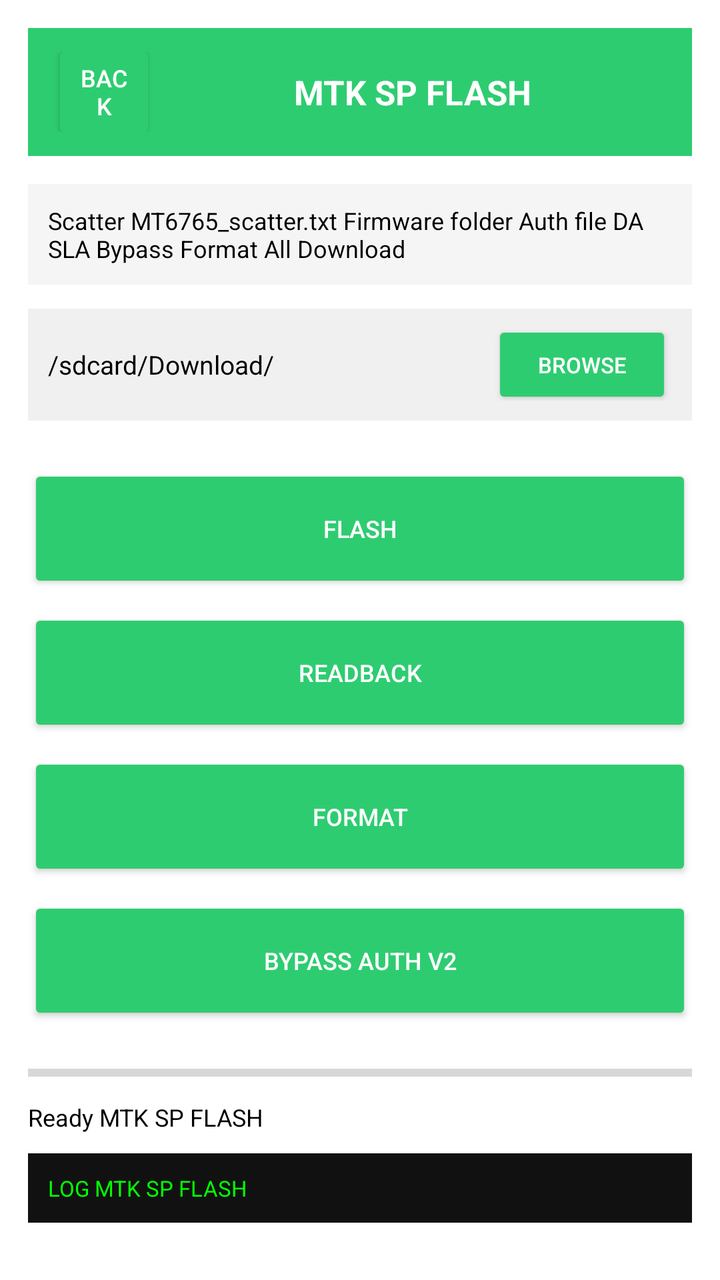
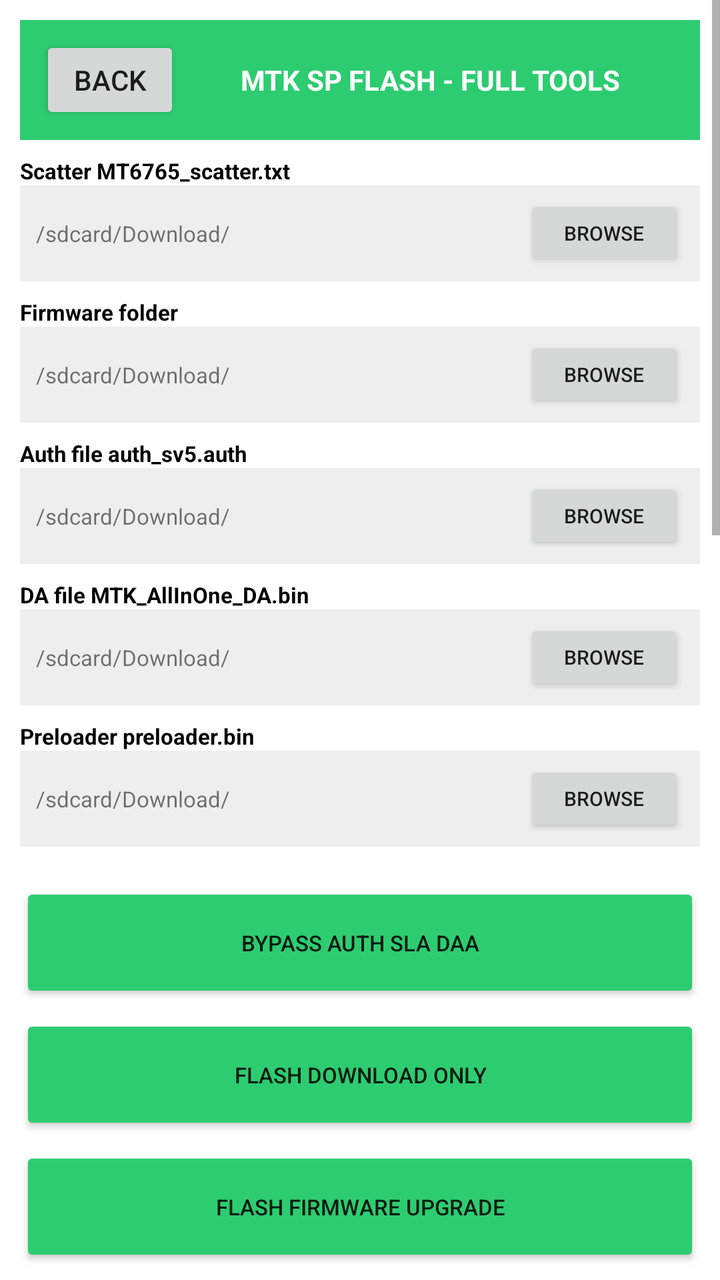

An Android layout rendered at two revisions. The XML below is the earlier revision; the diff shows what the commit changed to produce the second picture.
<!-- AndroidManifest.xml: application theme Theme.OTGFlasher -->
<!-- res/layout/activity_mtk.xml -->
<?xml version="1.0" encoding="utf-8"?>
<ScrollView xmlns:android="http://schemas.android.com/apk/res/android" android:layout_width="match_parent" android:layout_height="match_parent" android:background="#FFFFFF"><LinearLayout android:orientation="vertical" android:layout_width="match_parent" android:layout_height="wrap_content" android:padding="14dp"><LinearLayout android:orientation="horizontal" android:layout_width="match_parent" android:layout_height="64dp" android:background="#2ECC71" android:gravity="center_vertical" android:padding="12dp"><Button android:id="@+id/btnBack" android:layout_width="52dp" android:layout_height="52dp" android:text="BACK" android:textColor="#FFFFFF" android:backgroundTint="#2ECC71" android:textSize="12sp"/><TextView android:layout_width="0dp" android:layout_weight="1" android:layout_height="wrap_content" android:text="MTK SP FLASH" android:textSize="17sp" android:textStyle="bold" android:textColor="#FFFFFF" android:gravity="center"/></LinearLayout><TextView android:layout_width="match_parent" android:layout_height="wrap_content" android:text="Scatter MT6765_scatter.txt Firmware folder Auth file DA SLA Bypass Format All Download" android:textSize="12sp" android:textColor="#000000" android:layout_marginTop="14dp" android:background="#F5F5F5" android:padding="10dp"/><LinearLayout android:orientation="horizontal" android:layout_width="match_parent" android:layout_height="56dp" android:background="#F0F0F0" android:gravity="center_vertical" android:padding="10dp" android:layout_marginTop="12dp"><TextView android:id="@+id/txtFile" android:layout_width="0dp" android:layout_weight="1" android:layout_height="wrap_content" android:text="/sdcard/Download/" android:textSize="13sp" android:textColor="#000000"/><Button android:id="@+id/btnBrowse" android:layout_width="90dp" android:layout_height="44dp" android:text="BROWSE" android:textColor="#FFFFFF" android:backgroundTint="#2ECC71" android:textSize="11sp"/></LinearLayout><LinearLayout android:orientation="vertical" android:layout_width="match_parent" android:layout_height="wrap_content" android:layout_marginTop="14dp"><Button android:id="@+id/btn0" android:layout_width="match_parent" android:layout_height="64dp" android:text="FLASH" android:textColor="#FFFFFF" android:backgroundTint="#2ECC71" android:textSize="12sp" android:layout_marginTop="8dp"/><Button android:id="@+id/btn1" android:layout_width="match_parent" android:layout_height="64dp" android:text="READBACK" android:textColor="#FFFFFF" android:backgroundTint="#2ECC71" android:textSize="12sp" android:layout_marginTop="8dp"/><Button android:id="@+id/btn2" android:layout_width="match_parent" android:layout_height="64dp" android:text="FORMAT" android:textColor="#FFFFFF" android:backgroundTint="#2ECC71" android:textSize="12sp" android:layout_marginTop="8dp"/><Button android:id="@+id/btn3" android:layout_width="match_parent" android:layout_height="64dp" android:text="BYPASS AUTH V2" android:textColor="#FFFFFF" android:backgroundTint="#2ECC71" android:textSize="12sp" android:layout_marginTop="8dp"/></LinearLayout><ProgressBar android:id="@+id/progressBar" style="?android:attr/progressBarStyleHorizontal" android:layout_width="match_parent" android:layout_height="16dp" android:max="100" android:progress="0" android:progressTint="#2ECC71" android:layout_marginTop="16dp"/><TextView android:id="@+id/txtDetail" android:layout_width="match_parent" android:layout_height="wrap_content" android:text="Ready MTK SP FLASH" android:textSize="12sp" android:textColor="#000000" android:layout_marginTop="6dp"/><TextView android:id="@+id/logView" android:layout_width="match_parent" android:layout_height="wrap_content" android:background="#111111" android:textColor="#00FF00" android:textSize="11sp" android:padding="10dp" android:layout_marginTop="10dp" android:text="LOG MTK SP FLASH"/></LinearLayout></ScrollView>
<!-- resources referenced by this layout -->
<resources>
  <style name="Theme.OTGFlasher" parent="android:Theme.Material.Light.NoActionBar" />
</resources>

<!-- the commit's change to res/layout/activity_mtk.xml (unified diff, before → after) -->
@@ -1,2 +1,33 @@
 <?xml version="1.0" encoding="utf-8"?>
-<ScrollView xmlns:android="http://schemas.android.com/apk/res/android" android:layout_width="match_parent" android:layout_height="match_parent" android:background="#FFFFFF"><LinearLayout android:orientation="vertical" android:layout_width="match_parent" android:layout_height="wrap_content" android:padding="14dp"><LinearLayout android:orientation="horizontal" android:layout_width="match_parent" android:layout_height="64dp" android:background="#2ECC71" android:gravity="center_vertical" android:padding="12dp"><Button android:id="@+id/btnBack" android:layout_width="52dp" android:layout_height="52dp" android:text="BACK" android:textColor="#FFFFFF" android:backgroundTint="#2ECC71" android:textSize="12sp"/><TextView android:layout_width="0dp" android:layout_weight="1" android:layout_height="wrap_content" android:text="MTK SP FLASH" android:textSize="17sp" android:textStyle="bold" android:textColor="#FFFFFF" android:gravity="center"/></LinearLayout><TextView android:layout_width="match_parent" android:layout_height="wrap_content" android:text="Scatter MT6765_scatter.txt Firmware folder Auth file DA SLA Bypass Format All Download" android:textSize="12sp" android:textColor="#000000" android:layout_marginTop="14dp" android:background="#F5F5F5" android:padding="10dp"/><LinearLayout android:orientation="horizontal" android:layout_width="match_parent" android:layout_height="56dp" android:background="#F0F0F0" android:gravity="center_vertical" android:padding="10dp" android:layout_marginTop="12dp"><TextView android:id="@+id/txtFile" android:layout_width="0dp" android:layout_weight="1" android:layout_height="wrap_content" android:text="/sdcard/Download/" android:textSize="13sp" android:textColor="#000000"/><Button android:id="@+id/btnBrowse" android:layout_width="90dp" android:layout_height="44dp" android:text="BROWSE" android:textColor="#FFFFFF" android:backgroundTint="#2ECC71" android:textSize="11sp"/></LinearLayout><LinearLayout android:orientation="vertical" android:layout_width="match_parent" android:layout_height="wrap_content" android:layout_marginTop="14dp"><Button android:id="@+id/btn0" android:layout_width="match_parent" android:layout_height="64dp" android:text="FLASH" android:textColor="#FFFFFF" android:backgroundTint="#2ECC71" android:textSize="12sp" android:layout_marginTop="8dp"/><Button android:id="@+id/btn1" android:layout_width="match_parent" android:layout_height="64dp" android:text="READBACK" android:textColor="#FFFFFF" android:backgroundTint="#2ECC71" android:textSize="12sp" android:layout_marginTop="8dp"/><Button android:id="@+id/btn2" android:layout_width="match_parent" android:layout_height="64dp" android:text="FORMAT" android:textColor="#FFFFFF" android:backgroundTint="#2ECC71" android:textSize="12sp" android:layout_marginTop="8dp"/><Button android:id="@+id/btn3" android:layout_width="match_parent" android:layout_height="64dp" android:text="BYPASS AUTH V2" android:textColor="#FFFFFF" android:backgroundTint="#2ECC71" android:textSize="12sp" android:layout_marginTop="8dp"/></LinearLayout><ProgressBar android:id="@+id/progressBar" style="?android:attr/progressBarStyleHorizontal" android:layout_width="match_parent" android:layout_height="16dp" android:max="100" android:progress="0" android:progressTint="#2ECC71" android:layout_marginTop="16dp"/><TextView android:id="@+id/txtDetail" android:layout_width="match_parent" android:layout_height="wrap_content" android:text="Ready MTK SP FLASH" android:textSize="12sp" android:textColor="#000000" android:layout_marginTop="6dp"/><TextView android:id="@+id/logView" android:layout_width="match_parent" android:layout_height="wrap_content" android:background="#111111" android:textColor="#00FF00" android:textSize="11sp" android:padding="10dp" android:layout_marginTop="10dp" android:text="LOG MTK SP FLASH"/></LinearLayout></ScrollView>
+<ScrollView xmlns:android="http://schemas.android.com/apk/res/android" android:layout_width="match_parent" android:layout_height="match_parent" android:background="#FFFFFF">
+<LinearLayout android:orientation="vertical" android:layout_width="match_parent" android:layout_height="wrap_content" android:padding="10dp">
+<LinearLayout android:orientation="horizontal" android:layout_width="match_parent" android:layout_height="60dp" android:background="#2ECC71" android:gravity="center_vertical" android:padding="10dp"><Button android:id="@+id/btnBack" android:text="BACK" android:layout_width="70dp" android:layout_height="44dp"/><TextView android:text="MTK SP FLASH - FULL TOOLS" android:textSize="14sp" android:textStyle="bold" android:textColor="#FFFFFF" android:layout_width="0dp" android:layout_weight="1" android:layout_height="wrap_content" android:gravity="center"/></LinearLayout>
+<TextView android:text="Scatter MT6765_scatter.txt" android:textSize="11sp" android:textColor="#000000" android:layout_width="match_parent" android:layout_height="wrap_content" android:layout_marginTop="8dp" android:textStyle="bold"/>
+<LinearLayout android:orientation="horizontal" android:layout_width="match_parent" android:layout_height="48dp" android:background="#EEEEEE" android:gravity="center_vertical" android:padding="8dp"><TextView android:id="@+id/txt_Scatter_MT6765_scatter.txt" android:text="/sdcard/Download/" android:textSize="11sp" android:layout_width="0dp" android:layout_weight="1" android:layout_height="wrap_content"/><Button android:id="@+id/btn_Scatter_MT6765_scatter.txt" android:text="BROWSE" android:layout_width="80dp" android:layout_height="38dp" android:textSize="10sp"/></LinearLayout>
+<TextView android:text="Firmware folder" android:textSize="11sp" android:textColor="#000000" android:layout_width="match_parent" android:layout_height="wrap_content" android:layout_marginTop="8dp" android:textStyle="bold"/>
+<LinearLayout android:orientation="horizontal" android:layout_width="match_parent" android:layout_height="48dp" android:background="#EEEEEE" android:gravity="center_vertical" android:padding="8dp"><TextView android:id="@+id/txt_Firmware_folder" android:text="/sdcard/Download/" android:textSize="11sp" android:layout_width="0dp" android:layout_weight="1" android:layout_height="wrap_content"/><Button android:id="@+id/btn_Firmware_folder" android:text="BROWSE" android:layout_width="80dp" android:layout_height="38dp" android:textSize="10sp"/></LinearLayout>
+<TextView android:text="Auth file auth_sv5.auth" android:textSize="11sp" android:textColor="#000000" android:layout_width="match_parent" android:layout_height="wrap_content" android:layout_marginTop="8dp" android:textStyle="bold"/>
+<LinearLayout android:orientation="horizontal" android:layout_width="match_parent" android:layout_height="48dp" android:background="#EEEEEE" android:gravity="center_vertical" android:padding="8dp"><TextView android:id="@+id/txt_Auth_file_auth_sv5.auth" android:text="/sdcard/Download/" android:textSize="11sp" android:layout_width="0dp" android:layout_weight="1" android:layout_height="wrap_content"/><Button android:id="@+id/btn_Auth_file_auth_sv5.auth" android:text="BROWSE" android:layout_width="80dp" android:layout_height="38dp" android:textSize="10sp"/></LinearLayout>
+<TextView android:text="DA file MTK_AllInOne_DA.bin" android:textSize="11sp" android:textColor="#000000" android:layout_width="match_parent" android:layout_height="wrap_content" android:layout_marginTop="8dp" android:textStyle="bold"/>
+<LinearLayout android:orientation="horizontal" android:layout_width="match_parent" android:layout_height="48dp" android:background="#EEEEEE" android:gravity="center_vertical" android:padding="8dp"><TextView android:id="@+id/txt_DA_file_MTK_AllInOne_DA.bin" android:text="/sdcard/Download/" android:textSize="11sp" android:layout_width="0dp" android:layout_weight="1" android:layout_height="wrap_content"/><Button android:id="@+id/btn_DA_file_MTK_AllInOne_DA.bin" android:text="BROWSE" android:layout_width="80dp" android:layout_height="38dp" android:textSize="10sp"/></LinearLayout>
+<TextView android:text="Preloader preloader.bin" android:textSize="11sp" android:textColor="#000000" android:layout_width="match_parent" android:layout_height="wrap_content" android:layout_marginTop="8dp" android:textStyle="bold"/>
+<LinearLayout android:orientation="horizontal" android:layout_width="match_parent" android:layout_height="48dp" android:background="#EEEEEE" android:gravity="center_vertical" android:padding="8dp"><TextView android:id="@+id/txt_Preloader_preloader.bin" android:text="/sdcard/Download/" android:textSize="11sp" android:layout_width="0dp" android:layout_weight="1" android:layout_height="wrap_content"/><Button android:id="@+id/btn_Preloader_preloader.bin" android:text="BROWSE" android:layout_width="80dp" android:layout_height="38dp" android:textSize="10sp"/></LinearLayout>
+
+<LinearLayout android:orientation="vertical" android:layout_width="match_parent" android:layout_height="wrap_content" android:layout_marginTop="12dp">
+<Button android:id="@+id/btn_BYPASS_AUTH_SLA_DAA" android:text="BYPASS AUTH SLA DAA" android:layout_width="match_parent" android:layout_height="60dp" android:textSize="11sp" android:layout_marginTop="6dp" android:backgroundTint="#2ECC71"/>
+<Button android:id="@+id/btn_FLASH_Download_Only" android:text="FLASH Download Only" android:layout_width="match_parent" android:layout_height="60dp" android:textSize="11sp" android:layout_marginTop="6dp" android:backgroundTint="#2ECC71"/>
+<Button android:id="@+id/btn_FLASH_Firmware_Upgrade" android:text="FLASH Firmware Upgrade" android:layout_width="match_parent" android:layout_height="60dp" android:textSize="11sp" android:layout_marginTop="6dp" android:backgroundTint="#2ECC71"/>
+<Button android:id="@+id/btn_FLASH_Format_All_+_Download" android:text="FLASH Format All + Download" android:layout_width="match_parent" android:layout_height="60dp" android:textSize="11sp" android:layout_marginTop="6dp" android:backgroundTint="#2ECC71"/>
+<Button android:id="@+id/btn_READBACK_boot_0x0_0x2000000" android:text="READBACK boot 0x0 0x2000000" android:layout_width="match_parent" android:layout_height="60dp" android:textSize="11sp" android:layout_marginTop="6dp" android:backgroundTint="#2ECC71"/>
+<Button android:id="@+id/btn_READBACK_preloader" android:text="READBACK preloader" android:layout_width="match_parent" android:layout_height="60dp" android:textSize="11sp" android:layout_marginTop="6dp" android:backgroundTint="#2ECC71"/>
+<Button android:id="@+id/btn_FORMAT_frp_+_userdata" android:text="FORMAT frp + userdata" android:layout_width="match_parent" android:layout_height="60dp" android:textSize="11sp" android:layout_marginTop="6dp" android:backgroundTint="#2ECC71"/>
+<Button android:id="@+id/btn_FORMAT_all" android:text="FORMAT all" android:layout_width="match_parent" android:layout_height="60dp" android:textSize="11sp" android:layout_marginTop="6dp" android:backgroundTint="#2ECC71"/>
+<Button android:id="@+id/btn_ERASE_FRP" android:text="ERASE FRP" android:layout_width="match_parent" android:layout_height="60dp" android:textSize="11sp" android:layout_marginTop="6dp" android:backgroundTint="#2ECC71"/>
+<Button android:id="@+id/btn_DUMP_preloader" android:text="DUMP preloader" android:layout_width="match_parent" android:layout_height="60dp" android:textSize="11sp" android:layout_marginTop="6dp" android:backgroundTint="#2ECC71"/>
+<Button android:id="@+id/btn_REBOOT" android:text="REBOOT" android:layout_width="match_parent" android:layout_height="60dp" android:textSize="11sp" android:layout_marginTop="6dp" android:backgroundTint="#2ECC71"/>
+
+</LinearLayout>
+<ProgressBar android:id="@+id/progressBar" style="?android:attr/progressBarStyleHorizontal" android:layout_width="match_parent" android:layout_height="18dp" android:max="100" android:layout_marginTop="12dp"/>
+<TextView android:id="@+id/txtDetail" android:text="Ready - Full Tools" android:textSize="11sp" android:layout_width="match_parent" android:layout_height="wrap_content" android:layout_marginTop="6dp"/>
+<TextView android:id="@+id/logView" android:text="LOG MTK SP FLASH - FULL" android:textSize="10sp" android:background="#111111" android:textColor="#00FF00" android:padding="8dp" android:layout_width="match_parent" android:layout_height="300dp" android:layout_marginTop="8dp"/>
+</LinearLayout></ScrollView>
